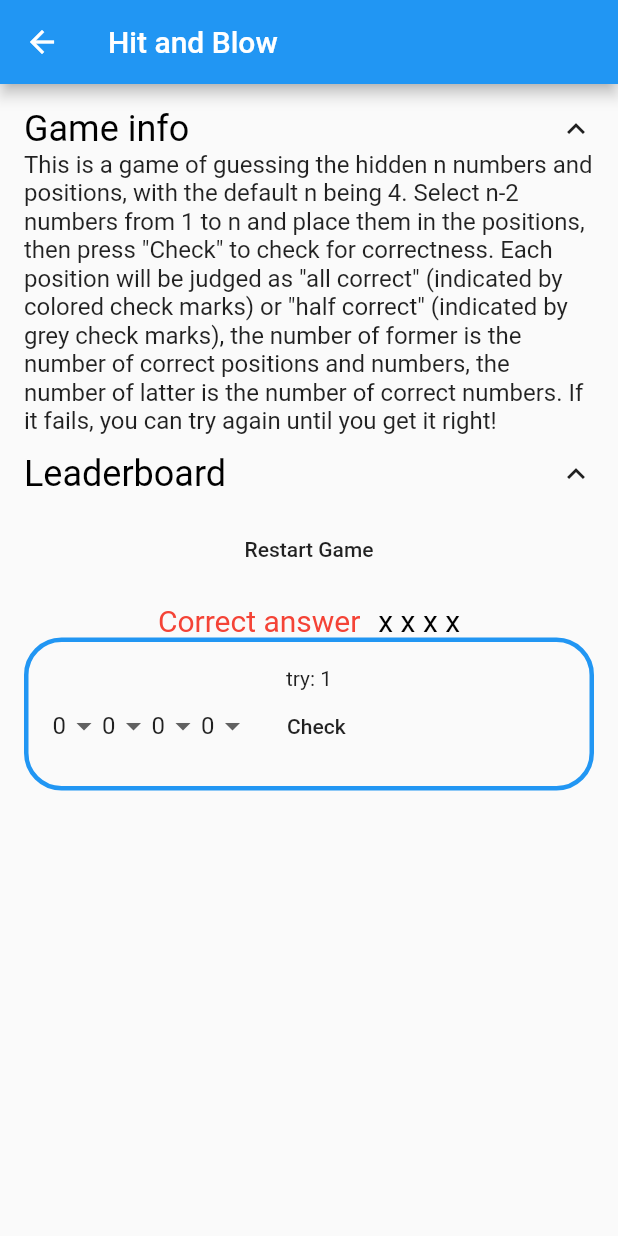
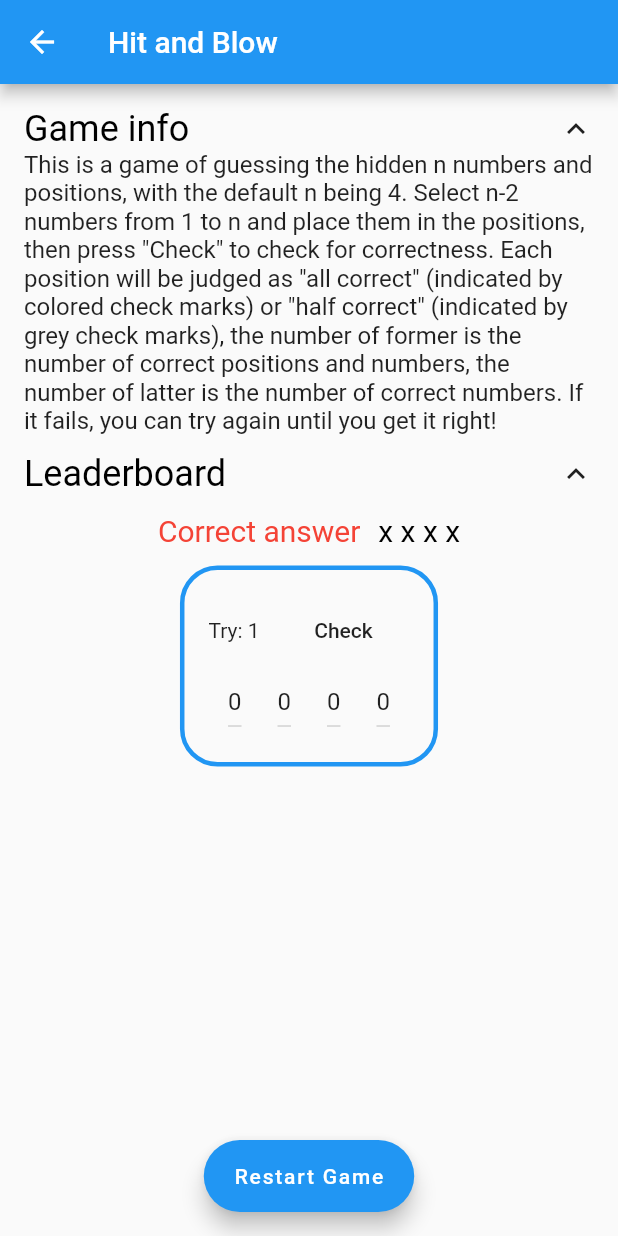
Before and after one commit to z7workbench/minigames, a Flutter app: the HitAndBlowHome screen opened directly, after a tap on "Start Game", on a phone screen of 412 x 824 dp. Run offline on Flutter 3.47's test engine with Material 2 defaults, Android fonts, the phone set to English and light mode, and no system bars; Roboto replaces fonts that are missing (MiSans).

Commit message:
style: ui changed

```diff
--- a/lib/games/hnb/hnb_boards.dart
+++ b/lib/games/hnb/hnb_boards.dart
@@ -3,8 +3,8 @@ import 'package:minigames/games/hnb/hnb_engine.dart';
 import 'package:minigames/styles.dart';
 import 'package:minigames/generated/l10n.dart';
 
-class CodeBoard extends StatefulWidget {
-  const CodeBoard(
+class CheckBoard extends StatefulWidget {
+  const CheckBoard(
       {Key? key,
       this.count = 4,
       this.borderWidth = 2.0,
@@ -22,11 +22,12 @@ class CodeBoard extends StatefulWidget {
   final ValueChanged finished;
 
   @override
-  State<StatefulWidget> createState() => _CodeBoardState();
+  State<StatefulWidget> createState() => _CheckBoardState();
 }
 
-class _CodeBoardState extends State<CodeBoard> {
+class _CheckBoardState extends State<CheckBoard> {
   final List<int> _contentList = [];
+
   List get content => _contentList;
   final List<int> _candidates = [];
 
@@ -44,21 +45,38 @@ class _CodeBoardState extends State<CodeBoard> {
   @override
   Widget build(BuildContext context) => Container(
       decoration: BoxDecoration(
-          border: Border.all(
-              color: widget.borderColor,
-              width: widget.borderWidth),
+          border:
+              Border.all(color: widget.borderColor, width: widget.borderWidth),
           borderRadius: BorderRadius.all(Radius.circular(widget.borderRadius))),
       child: Padding(
         padding: containerPadding,
         child: Column(
+          crossAxisAlignment: CrossAxisAlignment.center,
+          mainAxisSize: MainAxisSize.min,
           children: [
-            Text("try: ${widget.times}"),
-            Row(children: [
             Row(
+              crossAxisAlignment: CrossAxisAlignment.center,
+              mainAxisSize: MainAxisSize.min,
+              children: [
+                Text("Try: ${widget.times}"),
+                margin,
+                MaterialButton(
+                  onPressed: () => {widget.finished(_contentList)},
+                  child: Text(S.of(context).check),
+                )
+              ],
+            ),
+            Row(
+              mainAxisSize: MainAxisSize.min,
+              crossAxisAlignment: CrossAxisAlignment.center,
               children: List.generate(
                   widget.count,
-                        (index) => DropdownButtonHideUnderline(
+                  (index) => Padding(
+                        padding: const EdgeInsets.only(left: 12.0, right: 12.0),
                         child: DropdownButton<int>(
+                          icon: const Visibility(
+                              visible: false,
+                              child: Icon(Icons.arrow_downward)),
                           onChanged: (value) {
                             setState(() {
                               _contentList[index] = value ?? 0;
@@ -71,13 +89,9 @@ class _CodeBoardState extends State<CodeBoard> {
                                     child: Text(e.toString()),
                                   ))
                               .toList(),
-                        ))),
                         ),
-              MaterialButton(
-                onPressed: () => {widget.finished(_contentList)},
-                child: Text(S.of(context).check),
+                      )),
             )
-            ])
           ],
         ),
       ));
@@ -113,22 +127,32 @@ class _ResultBoardState extends State<ResultBoard> {
               Border.all(color: widget.borderColor, width: widget.borderWidth),
           borderRadius: BorderRadius.all(Radius.circular(widget.borderRadius))),
       child: Padding(
-        padding: containerPadding,
+        padding: containerLargePadding,
         child: Column(
+          mainAxisSize: MainAxisSize.min,
+          crossAxisAlignment: CrossAxisAlignment.center,
           children: [
-            Text("try: ${widget.times}"),
-            Row(children: [
+            Text("Try: ${widget.times}"),
+            margin,
+            Row(
+                mainAxisSize: MainAxisSize.min,
+                crossAxisAlignment: CrossAxisAlignment.center,
+                children: [
                   Text(widget.match.join(" ")),
                   margin,
                   Row(
+                    mainAxisSize: MainAxisSize.min,
+                    crossAxisAlignment: CrossAxisAlignment.center,
                     children: List.generate(
                             widget.result.allCorrect,
                             (index) => const Icon(
                                   Icons.done,
                                   color: Colors.green,
                                 )) +
-                    List.generate(widget.result.halfCorrect,
-                        (index) => const Icon(Icons.done, color: Colors.grey)),
+                        List.generate(
+                            widget.result.halfCorrect,
+                            (index) =>
+                                const Icon(Icons.done, color: Colors.grey)),
                   )
                 ])
           ],
--- a/lib/games/hnb/hnb_main.dart
+++ b/lib/games/hnb/hnb_main.dart
@@ -42,23 +42,10 @@ class _HitAndBlowState extends State<HitAndBlowHome> {
                 DropdownWidget(
                     children: const [], title: S.of(context).leaderboard),
                 margin,
-                MaterialButton(
-                  onPressed: () => {
-                    setState(() {
-                      if (notShowGame) notShowGame = false;
-                      _engine = HitAndBlowEngine(4, allowDuplicate);
-                      finished = false;
-                      times = 1;
-                      items.clear();
-                      items.add(addCodeBoard());
-                    })
-                  },
-                  child: Text(finished
-                      ? S.of(context).start_game
-                      : S.of(context).restart_game),
-                ),
-                margin,
-                Offstage(
+                AnimatedOpacity(
+                    opacity: notShowGame ? 0.0 : 1.0,
+                    duration: const Duration(milliseconds: 500),
+                    child: Offstage(
                       offstage: notShowGame,
                       child: Column(
                         children: [
@@ -77,8 +64,10 @@ class _HitAndBlowState extends State<HitAndBlowHome> {
                             ],
                             mainAxisAlignment: MainAxisAlignment.center,
                           ),
+                          margin,
                           Wrap(
                             direction: Axis.horizontal,
+                            crossAxisAlignment: WrapCrossAlignment.center,
                             spacing: 8.0,
                             runSpacing: 4.0,
                             alignment: WrapAlignment.start,
@@ -86,13 +75,30 @@ class _HitAndBlowState extends State<HitAndBlowHome> {
                           )
                         ],
                       ),
-                )
+                    )),
               ]),
         )),
+        floatingActionButton: FloatingActionButton.extended(
+            onPressed: onPressed(),
+            label: Text(finished
+                ? S.of(context).start_game
+                : S.of(context).restart_game)),
+        floatingActionButtonLocation: FloatingActionButtonLocation.centerFloat,
       );
 
-  CodeBoard addCodeBoard() {
-    return CodeBoard(
+  VoidCallback onPressed() => () {
+        setState(() {
+          if (notShowGame) notShowGame = false;
+          _engine = HitAndBlowEngine(4, allowDuplicate);
+          finished = false;
+          times = 1;
+          items.clear();
+          items.add(addCodeBoard());
+        });
+      };
+
+  CheckBoard addCodeBoard() {
+    return CheckBoard(
       times: times,
       count: _engine.balls,
       borderColor: Colors.blue,
--- a/lib/styles.dart
+++ b/lib/styles.dart
@@ -6,4 +6,5 @@ const subtitleTextStyleBlack = TextStyle(fontSize: 20.0, color: Colors.black);
 const docTextStyle = TextStyle(fontSize: 16.0);
 
 const containerPadding = EdgeInsets.all(16.0);
+const containerLargePadding = EdgeInsets.all(24.0);
 const margin = Padding(padding: EdgeInsets.all(6.0));
```
Lines whose indentation alone changed are shown as unchanged.
